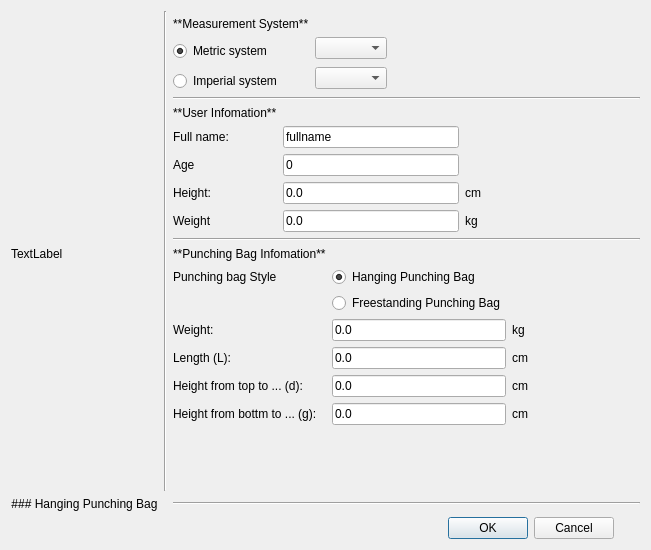
Above: boxing-gui/ui/profile_options.ui from Achicken7301/boxqt before the change. Below: the same form after it.
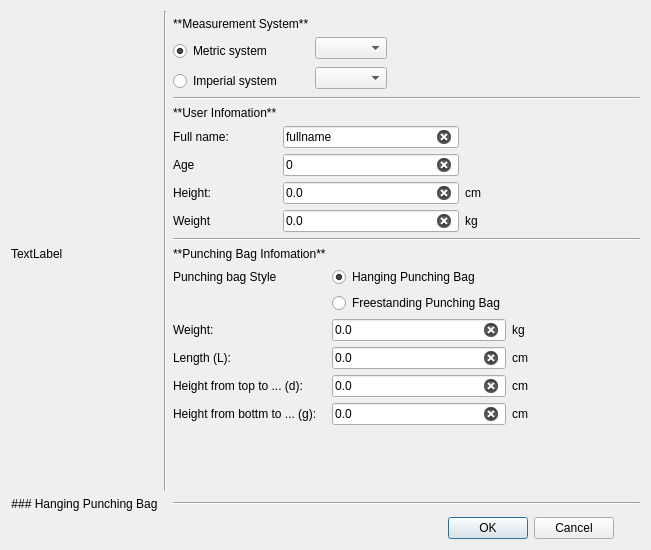
That is the form after the change.

```diff
--- a/boxing-gui/ui/profile_options.ui
+++ b/boxing-gui/ui/profile_options.ui
@@ -49,6 +49,9 @@
        <property name="text">
         <string>0.0</string>
        </property>
+       <property name="clearButtonEnabled">
+        <bool>true</bool>
+       </property>
       </widget>
      </item>
      <item row="1" column="0">
@@ -80,6 +83,9 @@
        <property name="text">
         <string>0.0</string>
        </property>
+       <property name="clearButtonEnabled">
+        <bool>true</bool>
+       </property>
       </widget>
      </item>
      <item row="4" column="2">
@@ -94,6 +100,9 @@
        <property name="text">
         <string>0.0</string>
        </property>
+       <property name="clearButtonEnabled">
+        <bool>true</bool>
+       </property>
       </widget>
      </item>
      <item row="3" column="1">
@@ -138,6 +147,9 @@
        <property name="text">
         <string>0.0</string>
        </property>
+       <property name="clearButtonEnabled">
+        <bool>true</bool>
+       </property>
       </widget>
      </item>
      <item row="6" column="2">
@@ -248,6 +260,9 @@
        <property name="text">
         <string>0</string>
        </property>
+       <property name="clearButtonEnabled">
+        <bool>true</bool>
+       </property>
       </widget>
      </item>
      <item row="5" column="0">
@@ -269,6 +284,9 @@
        <property name="text">
         <string>0.0</string>
        </property>
+       <property name="clearButtonEnabled">
+        <bool>true</bool>
+       </property>
       </widget>
      </item>
      <item row="2" column="1">
@@ -276,6 +294,9 @@
        <property name="text">
         <string>fullname</string>
        </property>
+       <property name="clearButtonEnabled">
+        <bool>true</bool>
+       </property>
       </widget>
      </item>
      <item row="2" column="0">
@@ -300,6 +321,9 @@
        <property name="text">
         <string>0.0</string>
        </property>
+       <property name="clearButtonEnabled">
+        <bool>true</bool>
+       </property>
       </widget>
      </item>
      <item row="4" column="2">
```
Left out of the diff: 2 changed lines with no effect on the pictures.
